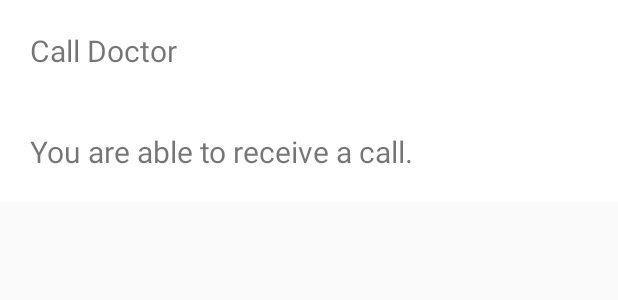
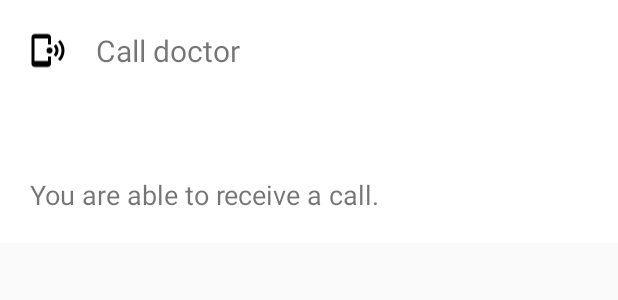
Before and after one commit to LaQuay/AssisMed, an Android app: the layout fragment_home.xml on its own in the app's theme, with its tools: preview values and no code run, on a phone screen of 412 x 824 dp. Shown: the top 300 px of the screen. Run offline under Robolectric (Android 15) with nearby library versions, the phone set to English and light mode, and no system bars; plain views replace WseSurfaceView.

Commit message:
Chat working, improving design

```diff
--- a/android/app/src/main/java/dev/mese/lauzhack/a2017/assismed/ChatAdapter.java
+++ b/android/app/src/main/java/dev/mese/lauzhack/a2017/assismed/ChatAdapter.java
@@ -3,7 +3,6 @@ package dev.mese.lauzhack.a2017.assismed;
 import android.app.Activity;
 import android.content.Context;
 import android.graphics.Color;
-import android.support.v4.content.ContextCompat;
 import android.util.DisplayMetrics;
 import android.view.Gravity;
 import android.view.LayoutInflater;
@@ -19,9 +18,9 @@ import dev.mese.lauzhack.a2017.assismed.models.ChatMessage;
 
 public class ChatAdapter extends BaseAdapter {
 
-    private Activity activity;
     private static LayoutInflater inflater = null;
     ArrayList<ChatMessage> chatMessageList;
+    private Activity activity;
 
     public ChatAdapter(Activity activity, ArrayList<ChatMessage> list) {
         this.activity = activity;
@@ -59,7 +58,7 @@ public class ChatAdapter extends BaseAdapter {
         msg.setText(message.body);
         msg.setTextSize(18);
 
-        msg.setPadding((int)(metrics.density*10+0.5f),(int)(metrics.density*7+0.5f),
+        msg.setPadding((int) (metrics.density * 20 + 0.5f), (int) (metrics.density * 7 + 0.5f),
                 (int)(metrics.density*20+0.5f), (int)(metrics.density*7+0.5f));
 
         LinearLayout layout = (LinearLayout) vi
--- a/android/app/src/main/java/dev/mese/lauzhack/a2017/assismed/MainActivity.java
+++ b/android/app/src/main/java/dev/mese/lauzhack/a2017/assismed/MainActivity.java
@@ -41,7 +41,9 @@ public class MainActivity extends AppCompatActivity {
                     ft.commit();
                     return true;
                 case R.id.navigation_notifications:
-
+                    fragment = NotificationsFragment.newInstance();
+                    ft.replace(android.R.id.content, fragment, "");
+                    ft.commit();
                     return true;
             }
             return false;
--- /dev/null
+++ b/android/app/src/main/res/drawable/cellphone_wireless.xml
@@ -0,0 +1,10 @@
+<!-- drawable/cellphone-wireless.xml -->
+<vector xmlns:android="http://schemas.android.com/apk/res/android"
+    android:width="24dp"
+    android:height="24dp"
+    android:viewportHeight="24"
+    android:viewportWidth="24">
+    <path
+        android:fillColor="#000"
+        android:pathData="M20.07,4.93C21.88,6.74 23,9.24 23,12C23,14.76 21.88,17.26 20.07,19.07L18.66,17.66C20.11,16.22 21,14.22 21,12C21,9.79 20.11,7.78 18.66,6.34L20.07,4.93M17.24,7.76C18.33,8.85 19,10.35 19,12C19,13.65 18.33,15.15 17.24,16.24L15.83,14.83C16.55,14.11 17,13.11 17,12C17,10.89 16.55,9.89 15.83,9.17L17.24,7.76M13,10A2,2 0 0,1 15,12A2,2 0 0,1 13,14A2,2 0 0,1 11,12A2,2 0 0,1 13,10M11.5,1A2.5,2.5 0 0,1 14,3.5V8H12V4H3V19H12V16H14V20.5A2.5,2.5 0 0,1 11.5,23H3.5A2.5,2.5 0 0,1 1,20.5V3.5A2.5,2.5 0 0,1 3.5,1H11.5Z" />
+</vector>
--- a/android/app/src/main/res/layout/fragment_home.xml
+++ b/android/app/src/main/res/layout/fragment_home.xml
@@ -21,16 +21,28 @@
             android:layout_height="match_parent"
             android:orientation="vertical">
 
-            <TextView
-                android:id="@+id/activity_call_call_doctor_text"
+            <LinearLayout
                 android:layout_width="match_parent"
                 android:layout_height="wrap_content"
                 android:background="@color/cardview_light_background"
-                android:paddingBottom="20dp"
-                android:paddingLeft="20dp"
-                android:paddingTop="20dp"
-                android:text="Call Doctor"
-                android:textSize="20sp" />
+                android:orientation="horizontal"
+                android:paddingLeft="20dp">
+
+                <ImageView
+                    android:layout_width="wrap_content"
+                    android:layout_height="match_parent"
+                    android:src="@drawable/cellphone_wireless" />
+
+                <TextView
+                    android:id="@+id/activity_call_call_doctor_text"
+                    android:layout_width="match_parent"
+                    android:layout_height="wrap_content"
+                    android:paddingBottom="20dp"
+                    android:paddingLeft="20dp"
+                    android:paddingTop="20dp"
+                    android:text="Call doctor"
+                    android:textSize="20sp" />
+            </LinearLayout>
 
             <TextView
                 android:layout_width="match_parent"
@@ -38,9 +50,9 @@
                 android:background="@color/cardview_light_background"
                 android:paddingBottom="20dp"
                 android:paddingLeft="20dp"
-                android:paddingTop="20dp"
+                android:paddingTop="50dp"
                 android:text="You are able to receive a call."
-                android:textSize="20sp" />
+                android:textSize="18sp" />
         </LinearLayout>
 
         <LinearLayout
```
Also changed, not shown: android/app/src/main/java/dev/mese/lauzhack/a2017/assismed/ChatFragment.java (+5 -4 lines), android/app/src/main/java/dev/mese/lauzhack/a2017/assismed/CommonxMethods.java (deleted, +0 -23 lines), android/app/src/main/java/dev/mese/lauzhack/a2017/assismed/NotificationsFragment.java (added, +26 -0 lines), android/app/src/main/res/layout/chat_bubble.xml (+5 -4 lines), android/app/src/main/res/layout/fragment_notification.xml (added, +9 -0 lines).
